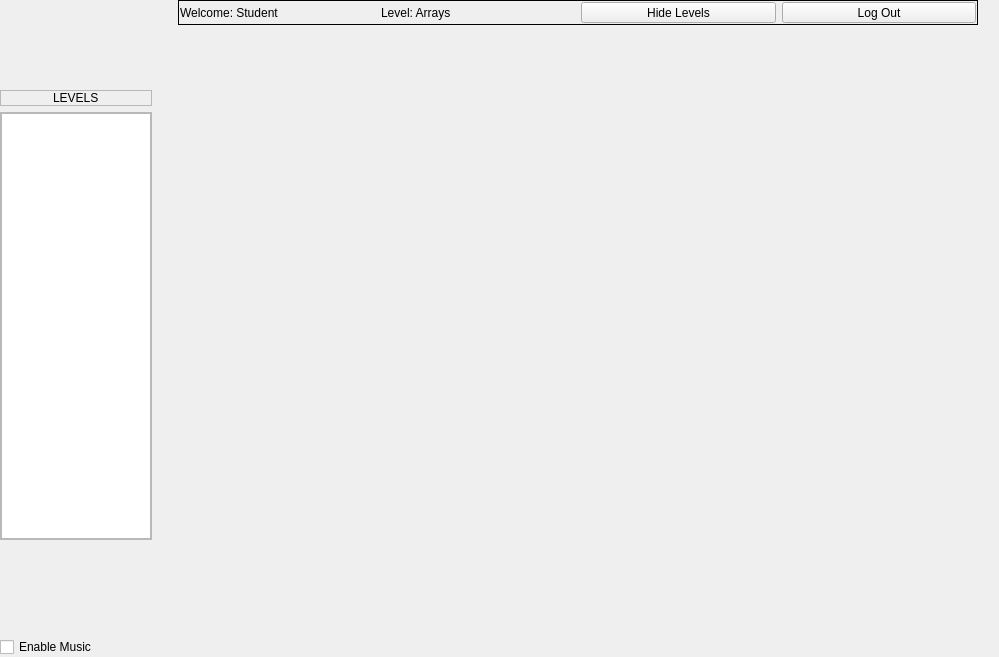
The window that Client/studwin.ui (DatabasesWorks/Stacked_EducationalPlatform) describes before a commit, drawn with Qt 5.
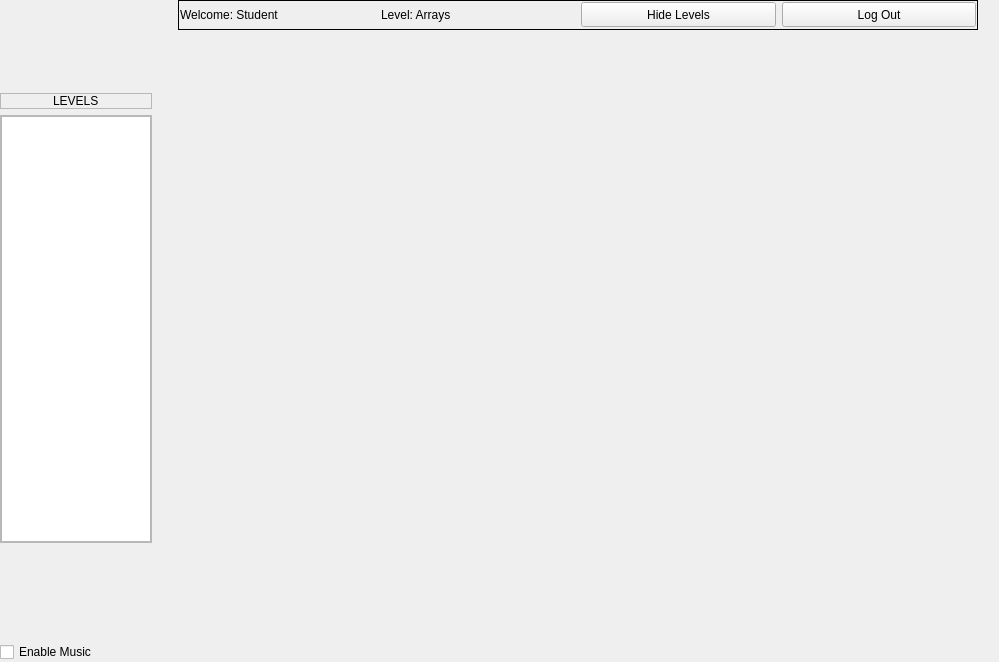
The same window after the commit.

The edit to the form file:
```diff
--- a/Client/studwin.ui
+++ b/Client/studwin.ui
@@ -10,7 +10,7 @@
     <x>0</x>
     <y>0</y>
     <width>999</width>
-    <height>650</height>
+    <height>661</height>
    </rect>
   </property>
   <property name="sizePolicy">
@@ -186,7 +186,7 @@
             <property name="minimumSize">
              <size>
               <width>0</width>
-              <height>25</height>
+              <height>30</height>
              </size>
             </property>
             <property name="frameShape">
@@ -209,6 +209,12 @@
               <layout class="QGridLayout" name="gridLayout_10">
                <item row="0" column="3">
                 <widget class="QPushButton" name="logoutButton">
+                 <property name="minimumSize">
+                  <size>
+                   <width>80</width>
+                   <height>25</height>
+                  </size>
+                 </property>
                  <property name="text">
                   <string>Log Out</string>
                  </property>
@@ -216,6 +222,12 @@
                </item>
                <item row="0" column="1">
                 <widget class="QLabel" name="levelLabel">
+                 <property name="minimumSize">
+                  <size>
+                   <width>0</width>
+                   <height>25</height>
+                  </size>
+                 </property>
                  <property name="text">
                   <string>Level: Arrays</string>
                  </property>
@@ -223,6 +235,12 @@
                </item>
                <item row="0" column="2">
                 <widget class="QPushButton" name="hideButton">
+                 <property name="minimumSize">
+                  <size>
+                   <width>80</width>
+                   <height>25</height>
+                  </size>
+                 </property>
                  <property name="text">
                   <string>Hide Levels</string>
                  </property>
@@ -230,6 +248,12 @@
                </item>
                <item row="0" column="0">
                 <widget class="QLabel" name="userLabel">
+                 <property name="minimumSize">
+                  <size>
+                   <width>0</width>
+                   <height>25</height>
+                  </size>
+                 </property>
                  <property name="text">
                   <string>Welcome: Student</string>
                  </property>
```
